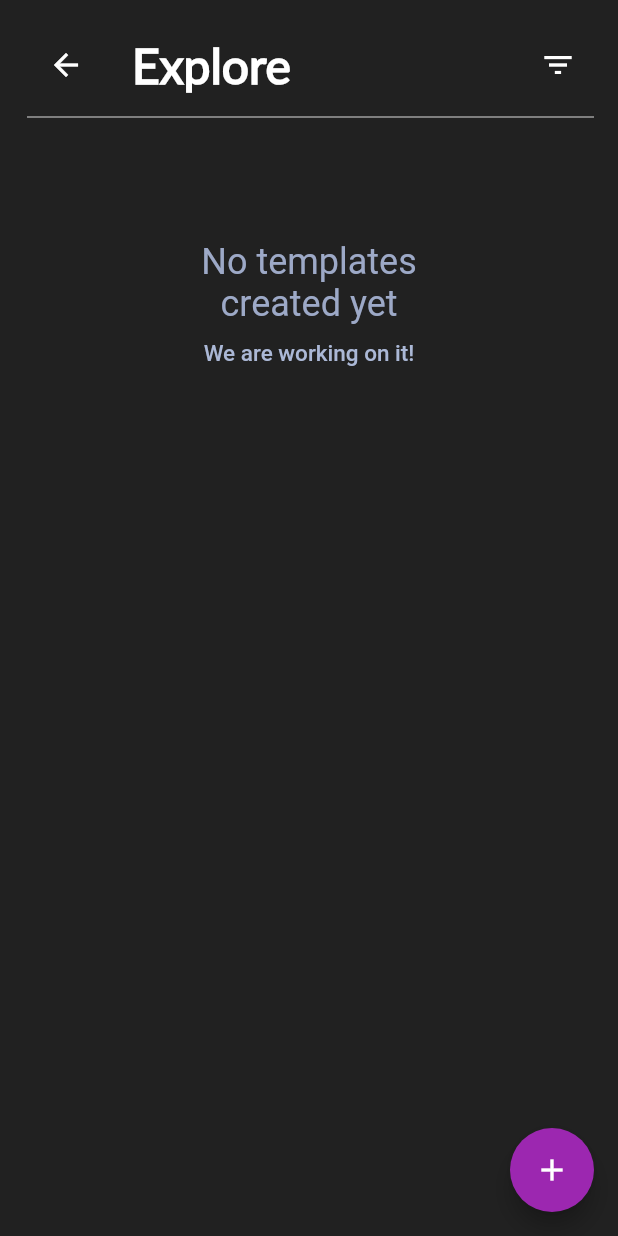
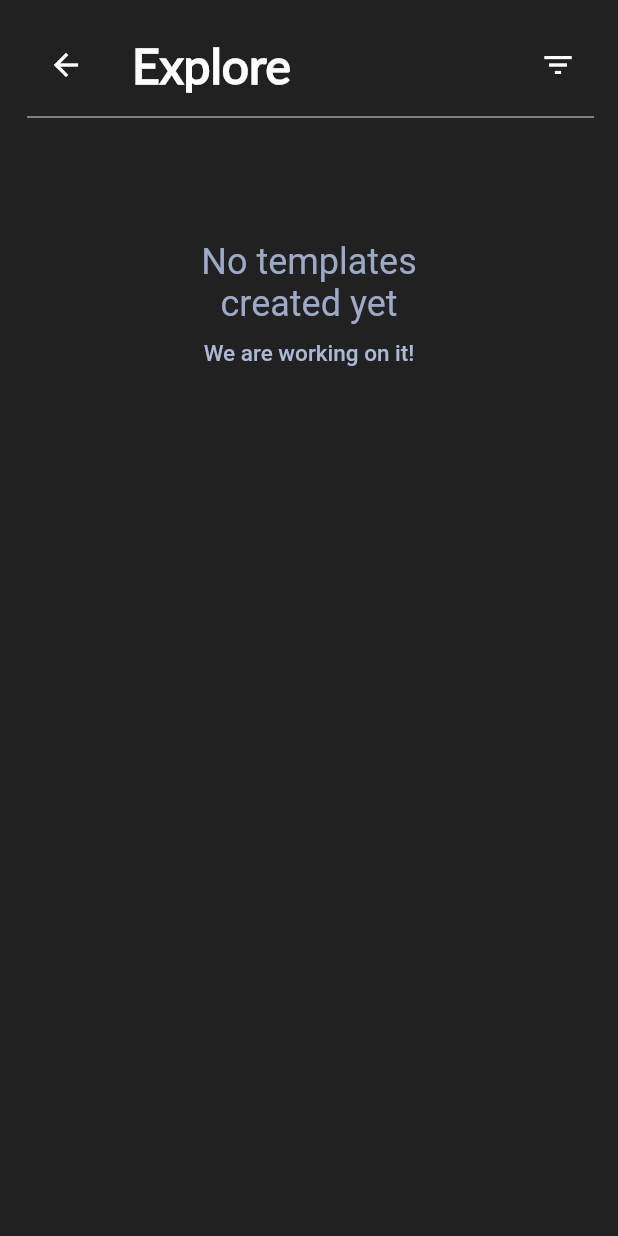
Before and after one commit to Spyy004/LifeList, a Flutter app: the ExploreScreen screen opened by its route, on a phone screen of 412 x 824 dp. Run offline on Flutter 3.47's test engine with Material 2 defaults, Android fonts, the phone set to English and light mode, and no system bars; our stand-ins replace cloud_firestore, firebase_core, flutter_local_notifications, flutter_native_splash, fluttertoast, isar and 3 more; missing offline and left inert: add_2_calendar, external_path, flutter_email_sender, open_file_plus; accounts and stored records are empty; generated files the repository leaves out were written again; statements that could not run were skipped.

Commit message:
add bucket removed from explore screen

```diff
--- a/lib/screens/explorescreen.dart
+++ b/lib/screens/explorescreen.dart
@@ -644,19 +644,6 @@ class ExploreScreen extends StatelessWidget {
               ));
             }),
       ),
-      floatingActionButton: Consumer<BucketListService>(
-        builder: (context, bucketlist, child) => FloatingActionButton(
-          backgroundColor: Theme.of(context).secondaryHeaderColor,
-          onPressed: () async {
-            bucketlist.toggleAction();
-            navigationService.navigateNext(context, CREATE_BUCKET);
-          },
-          child: Icon(
-            Icons.add,
-            color: Theme.of(context).iconTheme.color,
-          ),
-        ),
-      ),
     ));
   }
 }
```
Also changed, not shown: lib/models/user.dart (line endings or trailing spaces).
